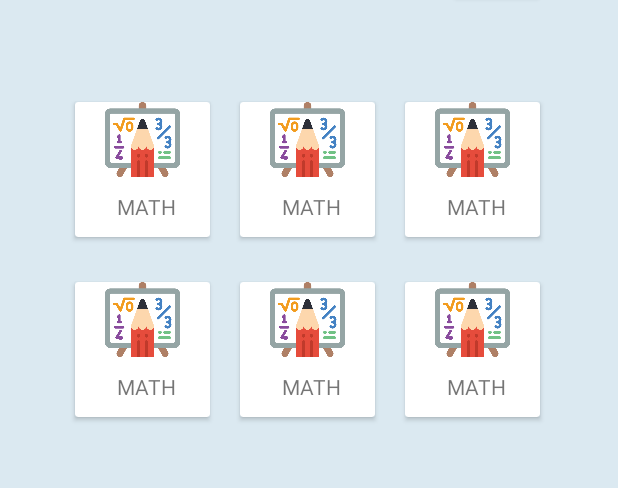
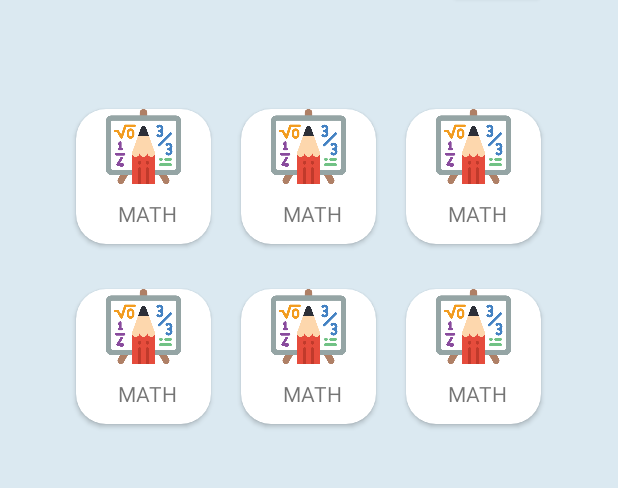
Before and after one commit to Sufian420/Quizapp, an Android app: the screen it shows after launch (MainActivity), on a phone screen of 412 x 824 dp, the part 446-934 px from its top. Run offline under Robolectric (Android 15) with nearby library versions, the phone set to English and light mode, and no system bars; our stand-ins replace CircleImageView.

Commit message:
changes second time

```diff
--- a/app/src/main/res/layout/activity_main.xml
+++ b/app/src/main/res/layout/activity_main.xml
@@ -74,16 +74,45 @@
         android:id="@+id/lnrout1"
         android:layout_width="match_parent"
         android:layout_height="120dp"
-        app:layout_constraintTop_toBottomOf="@+id/btnview"
         android:layout_marginTop="50dp"
-        tools:layout_editor_absoluteX="59dp">
+        android:gravity="center"
+        app:layout_constraintEnd_toEndOf="parent"
+        app:layout_constraintStart_toStartOf="parent"
+        app:layout_constraintTop_toBottomOf="@+id/btnview">
 
         <androidx.cardview.widget.CardView
             android:layout_width="90dp"
             android:layout_height="90dp"
-            android:layout_marginLeft="50dp"
             android:layout_marginTop="20dp"
-            android:background="@drawable/category_shape">
+            android:layout_marginBottom="10dp"
+            app:cardCornerRadius="20dp">
+
+            <ImageView
+                android:layout_width="match_parent"
+                android:layout_height="match_parent"
+                android:layout_marginBottom="40dp"
+                android:paddingLeft="20dp"
+                android:paddingRight="20dp"
+                android:src="@drawable/maths"
+
+                />
+
+            <TextView
+                android:layout_width="match_parent"
+                android:layout_height="15dp"
+                android:layout_marginTop="60dp"
+                android:paddingLeft="28dp"
+                android:text="MATH" />
+
+        </androidx.cardview.widget.CardView>
+
+        <androidx.cardview.widget.CardView
+            android:layout_width="90dp"
+            android:layout_height="90dp"
+            android:layout_marginLeft="20dp"
+            android:layout_marginTop="20dp"
+            android:layout_marginBottom="10dp"
+            app:cardCornerRadius="20dp">
 
             <ImageView
                 android:layout_width="match_parent"
@@ -109,7 +138,46 @@
             android:layout_height="90dp"
             android:layout_marginLeft="20dp"
             android:layout_marginTop="20dp"
-            android:background="@drawable/category_shape">
+            android:layout_marginBottom="10dp"
+            app:cardCornerRadius="20dp"
+            >
+
+            <ImageView
+                android:layout_width="match_parent"
+                android:layout_height="match_parent"
+                android:layout_marginBottom="40dp"
+                android:paddingLeft="20dp"
+                android:paddingRight="20dp"
+                android:src="@drawable/maths"
+
+                />
+
+            <TextView
+                android:layout_width="match_parent"
+                android:layout_height="50dp"
+                android:layout_marginTop="60dp"
+                android:paddingLeft="28dp"
+                android:text="MATH" />
+
+        </androidx.cardview.widget.CardView>
+
+
+    </LinearLayout>
+
+    <LinearLayout
+        android:layout_width="match_parent"
+        android:layout_height="120dp"
+        app:layout_constraintEnd_toEndOf="parent"
+        android:gravity="center"
+        app:layout_constraintStart_toStartOf="parent"
+        app:layout_constraintTop_toBottomOf="@+id/lnrout1">
+
+        <androidx.cardview.widget.CardView
+            android:layout_width="90dp"
+            android:layout_height="90dp"
+            android:layout_marginTop="20dp"
+            android:layout_marginBottom="10dp"
+            app:cardCornerRadius="20dp">
 
             <ImageView
                 android:layout_width="match_parent"
@@ -135,43 +203,8 @@
             android:layout_height="90dp"
             android:layout_marginLeft="20dp"
             android:layout_marginTop="20dp"
-            android:background="@drawable/category_shape">
-
-            <ImageView
-                android:layout_width="match_parent"
-                android:layout_height="match_parent"
-                android:layout_marginBottom="40dp"
-                android:paddingLeft="20dp"
-                android:paddingRight="20dp"
-                android:src="@drawable/maths"
-
-                />
-
-            <TextView
-                android:layout_width="match_parent"
-                android:layout_height="50dp"
-                android:layout_marginTop="60dp"
-                android:paddingLeft="28dp"
-                android:text="MATH" />
-
-        </androidx.cardview.widget.CardView>
-
-
-
-    </LinearLayout>
-    <LinearLayout
-        android:layout_width="match_parent"
-        android:layout_height="120dp"
-        app:layout_constraintTop_toBottomOf="@+id/lnrout1"
-
-        tools:layout_editor_absoluteX="59dp">
-
-        <androidx.cardview.widget.CardView
-            android:layout_width="90dp"
-            android:layout_height="90dp"
-            android:layout_marginLeft="50dp"
-            android:layout_marginTop="20dp"
-            android:background="@drawable/category_shape">
+            android:layout_marginBottom="10dp"
+            app:cardCornerRadius="20dp">
 
             <ImageView
                 android:layout_width="match_parent"
@@ -197,33 +230,8 @@
             android:layout_height="90dp"
             android:layout_marginLeft="20dp"
             android:layout_marginTop="20dp"
-            android:background="@drawable/category_shape">
-
-            <ImageView
-                android:layout_width="match_parent"
-                android:layout_height="match_parent"
-                android:layout_marginBottom="40dp"
-                android:paddingLeft="20dp"
-                android:paddingRight="20dp"
-                android:src="@drawable/maths"
-
-                />
-
-            <TextView
-                android:layout_width="match_parent"
-                android:layout_height="50dp"
-                android:layout_marginTop="60dp"
-                android:paddingLeft="28dp"
-                android:text="MATH" />
-
-        </androidx.cardview.widget.CardView>
-
-        <androidx.cardview.widget.CardView
-            android:layout_width="90dp"
-            android:layout_height="90dp"
-            android:layout_marginLeft="20dp"
-            android:layout_marginTop="20dp"
-            android:background="@drawable/category_shape">
+            android:layout_marginBottom="10dp"
+            app:cardCornerRadius="20dp">
 
             <ImageView
                 android:layout_width="match_parent"
@@ -245,7 +253,6 @@
         </androidx.cardview.widget.CardView>
 
 
-
     </LinearLayout>
 
 
```
